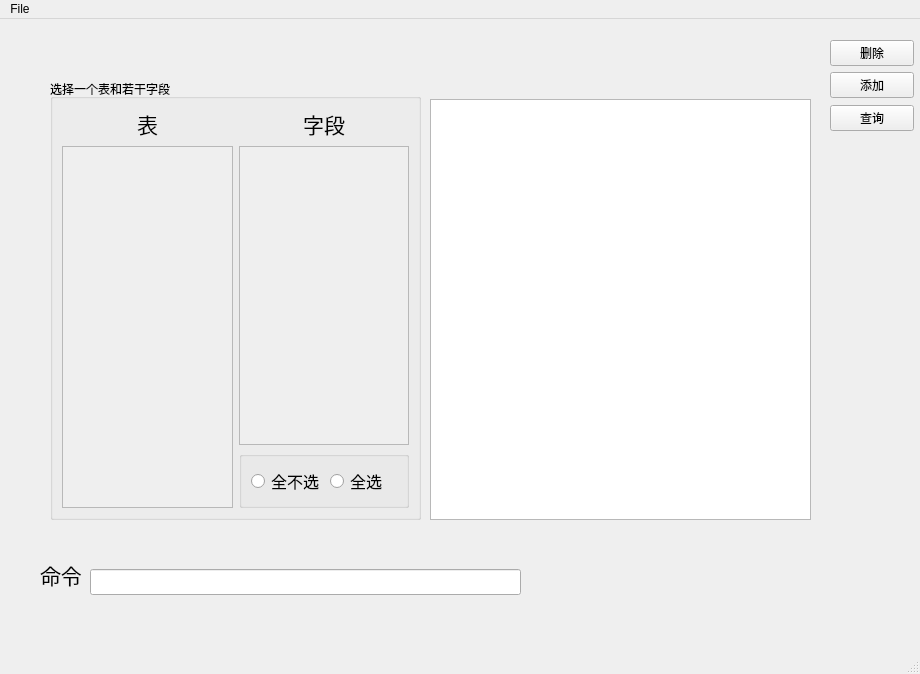
Old version of the form ui_src/sqlite_main_window.ui in the repository akira4O4/PyQt5_Face_Recognition.
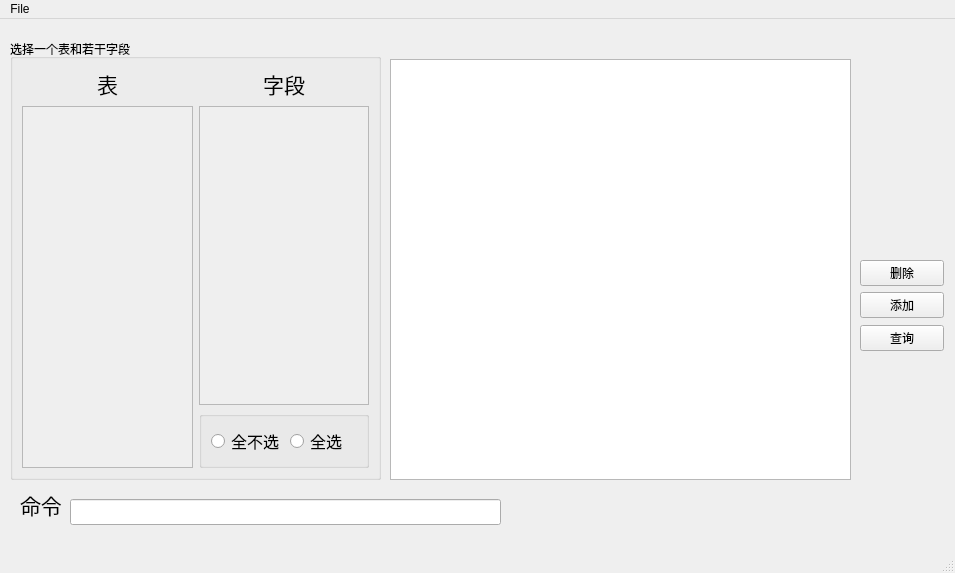
New version of the form.

Patch:
```diff
--- a/ui_src/sqlite_main_window.ui
+++ b/ui_src/sqlite_main_window.ui
@@ -6,8 +6,8 @@
    <rect>
     <x>0</x>
     <y>0</y>
-    <width>920</width>
-    <height>674</height>
+    <width>955</width>
+    <height>573</height>
    </rect>
   </property>
   <property name="windowTitle">
@@ -17,8 +17,8 @@
    <widget class="QLabel" name="label">
     <property name="geometry">
      <rect>
-      <x>40</x>
-      <y>540</y>
+      <x>20</x>
+      <y>470</y>
       <width>55</width>
       <height>31</height>
      </rect>
@@ -35,8 +35,8 @@
    <widget class="QLineEdit" name="lineEdit">
     <property name="geometry">
      <rect>
-      <x>90</x>
-      <y>550</y>
+      <x>70</x>
+      <y>480</y>
       <width>431</width>
       <height>26</height>
      </rect>
@@ -45,9 +45,9 @@
    <widget class="QTableView" name="tableView_content">
     <property name="geometry">
      <rect>
-      <x>430</x>
-      <y>80</y>
-      <width>381</width>
+      <x>390</x>
+      <y>40</y>
+      <width>461</width>
       <height>421</height>
      </rect>
     </property>
@@ -55,8 +55,8 @@
    <widget class="QGroupBox" name="groupBox_table_field">
     <property name="geometry">
      <rect>
-      <x>50</x>
-      <y>60</y>
+      <x>10</x>
+      <y>20</y>
       <width>371</width>
       <height>441</height>
      </rect>
@@ -187,8 +187,8 @@
    <widget class="QWidget" name="layoutWidget">
     <property name="geometry">
      <rect>
-      <x>830</x>
-      <y>20</y>
+      <x>860</x>
+      <y>240</y>
       <width>84</width>
       <height>94</height>
      </rect>
@@ -227,7 +227,7 @@
     <rect>
      <x>0</x>
      <y>0</y>
-     <width>920</width>
+     <width>955</width>
      <height>23</height>
     </rect>
    </property>
```
